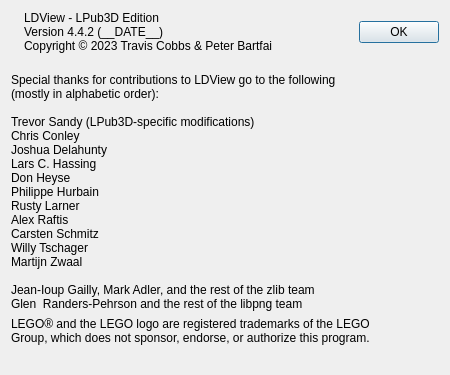
Above: QT/AboutPanel.ui from trevorsandy/ldview before the change. Below: the same form after it.
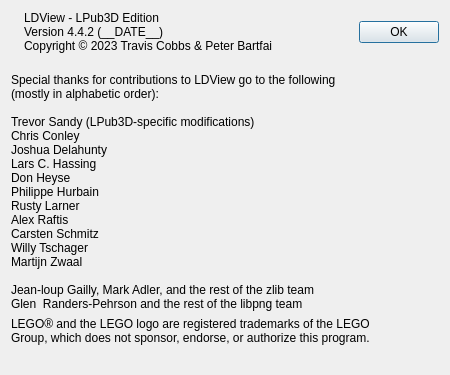
That is the form after the change. Icons and pictures are not drawn.

```diff
--- a/QT/AboutPanel.ui
+++ b/QT/AboutPanel.ui
@@ -169,7 +169,7 @@
 Willy Tschager
 Martijn Zwaal
 
-Jean-Ioup Gailly, Mark Adler, and the rest of the zlib team
+Jean-loup Gailly, Mark Adler, and the rest of the zlib team
 Glen  Randers-Pehrson and the rest of the libpng team</string>
        </property>
        <property name="textFormat">
```
